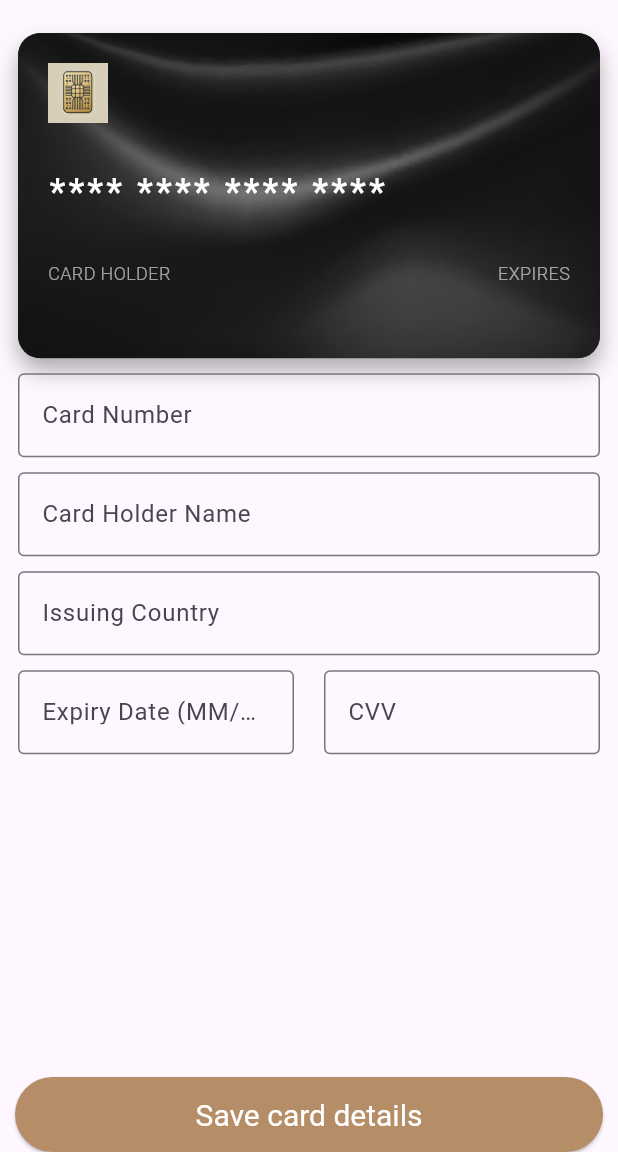
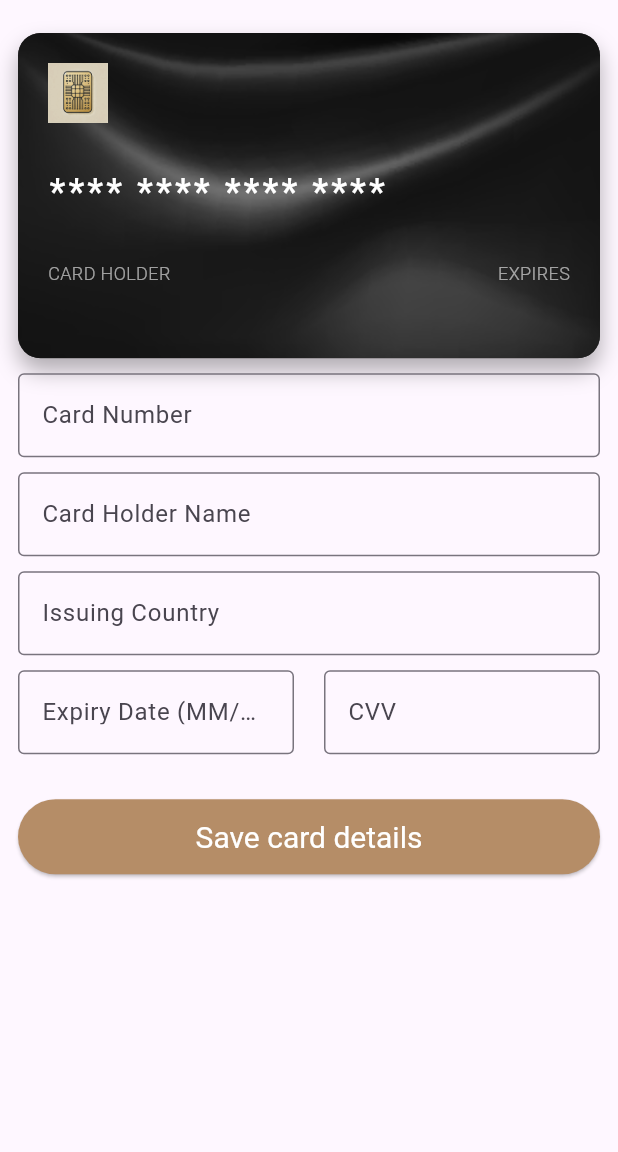
Before and after one commit to MokwatsiM/credit-card-validation, a Flutter app: the screen it shows after launch, on a phone screen of 412 x 824 dp, the part 84-1236 px from its top. Run offline on Flutter 3.47's test engine with Material 3 defaults, Android fonts, the light colour scheme and no system bars; our stand-ins replace carousel_slider, flutter_riverpod, hive; missing offline and left inert: flutter_credit_card_scanner; accounts and stored records are empty; generated files the repository leaves out were written again.

Commit message:
chore: update save button on card detail screen

```diff
--- a/lib/features/capture_card_details/views/credit_card_screen.dart
+++ b/lib/features/capture_card_details/views/credit_card_screen.dart
@@ -23,22 +23,6 @@ class CreditCardScreen extends ConsumerWidget {
   @override
   Widget build(BuildContext context, WidgetRef ref) {
     return Scaffold(
-      floatingActionButtonLocation: FloatingActionButtonLocation.centerDocked,
-      floatingActionButton: ElevatedButton(
-        onPressed: () {
-          onSaveCardDetails(ref, context);
-        },
-        style: ElevatedButton.styleFrom(
-          backgroundColor: AppColors.colorB58D67,
-          textStyle: const TextStyle(color: Colors.white),
-          minimumSize: Size(MediaQuery.of(context).size.width - 20, 50),
-        ),
-        child: const Text(
-          'Save card details',
-          style: TextStyle(
-              color: Colors.white, fontSize: 20, fontWeight: FontWeight.w400),
-        ),
-      ),
       appBar: AppBar(
         backgroundColor: AppColors.colorF9EED2,
         title: const Text('Credit Card Capture'),
@@ -98,6 +82,23 @@ class CreditCardScreen extends ConsumerWidget {
                   countryController: countryController,
                   expiryDateController: expiryDateController,
                   cvvController: cvvController),
+              ElevatedButton(
+                onPressed: () {
+                  onSaveCardDetails(ref, context);
+                },
+                style: ElevatedButton.styleFrom(
+                  backgroundColor: AppColors.colorB58D67,
+                  textStyle: const TextStyle(color: Colors.white),
+                  minimumSize: Size(MediaQuery.of(context).size.width - 20, 50),
+                ),
+                child: const Text(
+                  'Save card details',
+                  style: TextStyle(
+                      color: Colors.white,
+                      fontSize: 20,
+                      fontWeight: FontWeight.w400),
+                ),
+              ),
             ],
           ),
         ),
```
